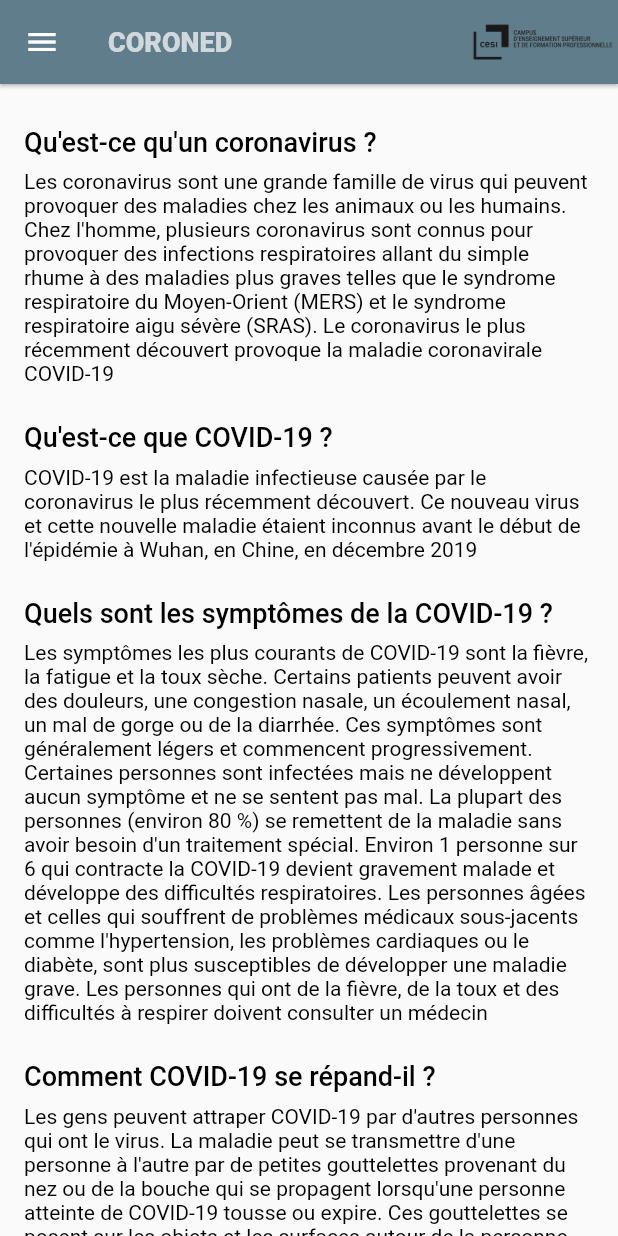
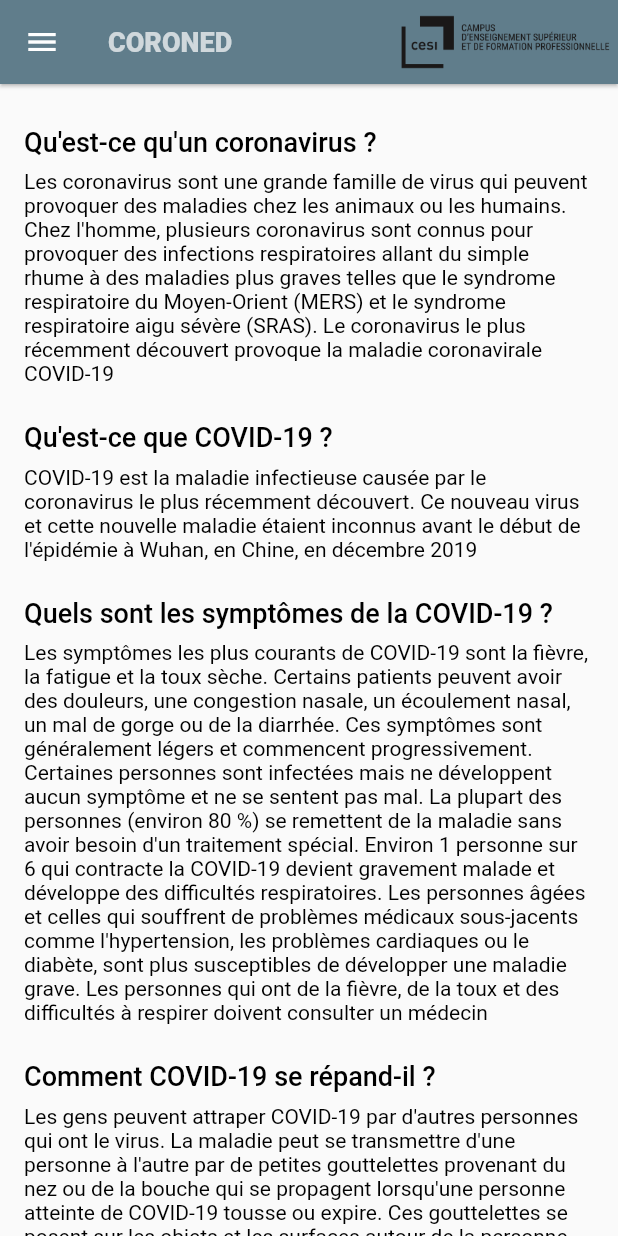
Before and after one commit to RcDevRIL/cesi_covid_19_tracker, a Flutter app: the CovidFaq screen opened by its route, on a phone screen of 412 x 824 dp. Run offline on Flutter 3.47's test engine with Material 2 defaults, Android fonts, the light colour scheme and no system bars; our stand-ins replace freezed_annotation, get_it, responsive_builder; generated files the repository leaves out were written again; network calls fail.

Commit message:
tweak AppBar responsiveness

```diff
--- a/lib/ui/widgets/coroned_app_bar.dart
+++ b/lib/ui/widgets/coroned_app_bar.dart
@@ -16,9 +16,9 @@ class CoronedAppBar extends StatelessWidget implements PreferredSizeWidget {
               actions: [
                 Image.asset(
                   'assets/cesilogo.png',
-                  fit: BoxFit.scaleDown,
-                  height: 100,
-                  width: 100,
+                  fit: BoxFit.contain,
+                  height: 150,
+                  width: 150,
                 ),
               ],
               title: Text(
@@ -29,6 +29,7 @@ class CoronedAppBar extends StatelessWidget implements PreferredSizeWidget {
                         .headline1
                         .apply(fontSizeDelta: -4)
                     : Theme.of(context).textTheme.headline1,
+                overflow: TextOverflow.visible,
               ),
             )
           : AppBar(
```
